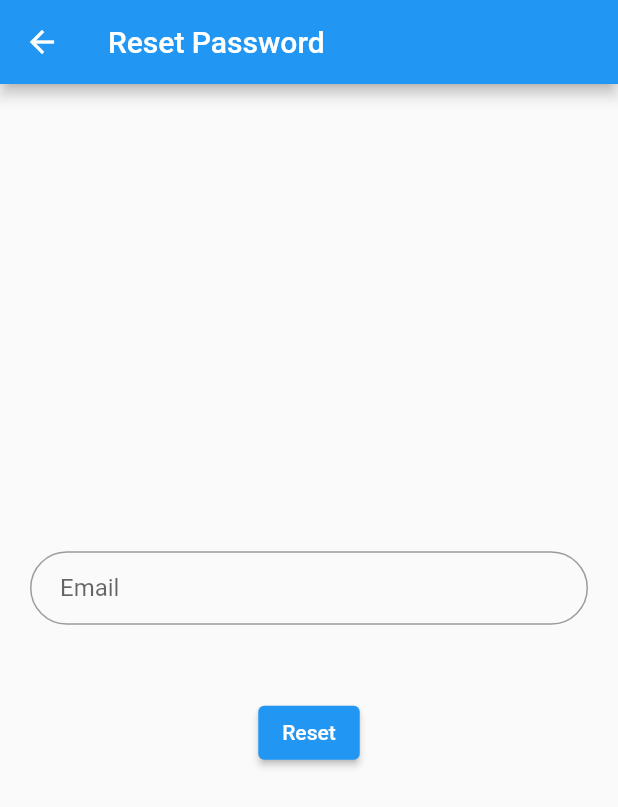
After one commit to WSTInterns/Leado, a Flutter app: the screen it shows after launch, after a tap on "Forgot Password?", on a phone screen of 412 x 824 dp. The commit adds this screen. Shown: the top 807 px of the screen. Run offline on Flutter 3.47's test engine with Material 2 defaults, Android fonts, the phone set to English and light mode, and no system bars; our stand-ins replace cloud_firestore, contacts_service, file_picker, firebase_auth, firebase_core, flutter_screenutil and 5 more; missing offline and left inert: dart:ffi; accounts and stored records are empty; Roboto replaces fonts that are missing (Helvetica).

Commit message:
reset password done

```diff
--- a/brew_crew/lib/main.dart
+++ b/brew_crew/lib/main.dart
@@ -1,3 +1,5 @@
+import 'package:brew_crew/screens/authenticate/login.dart';
+import 'package:brew_crew/screens/authenticate/resetPassword.dart';
 import 'package:brew_crew/screens/home/splash_screen.dart';
 import 'package:flutter/material.dart';
 import 'package:firebase_core/firebase_core.dart';
--- a/brew_crew/lib/screens/authenticate/login.dart
+++ b/brew_crew/lib/screens/authenticate/login.dart
@@ -1,4 +1,5 @@
 import 'package:brew_crew/models/loginuser.dart';
+import 'package:brew_crew/screens/authenticate/resetPassword.dart';
 import 'package:brew_crew/services/auth.dart';
 import 'package:flutter/material.dart';
 
@@ -75,33 +76,16 @@ class _Login extends State<Login> {
         },
         child: const Text('New? Register here as Admin'));
 
-    // final loginAnonymousButon = Material(
-    //   elevation: 5.0,
-    //   borderRadius: BorderRadius.circular(30.0),
-    //   color: Theme.of(context).primaryColor,
-    //   child: MaterialButton(
-    //     minWidth: MediaQuery.of(context).size.width,
-    //     padding: const EdgeInsets.fromLTRB(20.0, 15.0, 20.0, 15.0),
-    //     onPressed: () async {
-    //       dynamic result = await _auth.signInAnonymous();
+    final resetPasswordButton = Align(
+      alignment: Alignment.bottomRight,
+      child: TextButton(onPressed: (){
+        Navigator.push(context,
+        MaterialPageRoute(
+          builder:(context) => ResetPasswordScreen()));
+      }, child: const Text("Forgot Password?")),
+    );
 
-    //       if (result.uid == null) { //null means unsuccessfull authentication
-    //         showDialog(
-    //             context: context,
-    //             builder: (context) {
-    //               return AlertDialog(
-    //                 content: Text(result.code),
-    //               );
-    //             });
-    //       }
-    //     },
-    //     child: Text(
-    //       "Log in Anonymously",
-    //       style: TextStyle(color: Theme.of(context).primaryColorLight),
-    //       textAlign: TextAlign.center,
-    //     ),
-    //   ),
-    // );
+
 
     final loginEmailPasswordButon = Material(
       elevation: 5.0,
@@ -161,6 +145,7 @@ class _Login extends State<Login> {
                   txtbutton,
                   const SizedBox(height: 35.0),
                   loginEmailPasswordButon,
+                  resetPasswordButton,
                   const SizedBox(height: 15.0),
                 ],
               ),
@@ -171,3 +156,32 @@ class _Login extends State<Login> {
     );
   }
 }
+
+
+    // final loginAnonymousButon = Material(
+    //   elevation: 5.0,
+    //   borderRadius: BorderRadius.circular(30.0),
+    //   color: Theme.of(context).primaryColor,
+    //   child: MaterialButton(
+    //     minWidth: MediaQuery.of(context).size.width,
+    //     padding: const EdgeInsets.fromLTRB(20.0, 15.0, 20.0, 15.0),
+    //     onPressed: () async {
+    //       dynamic result = await _auth.signInAnonymous();
+
+    //       if (result.uid == null) { //null means unsuccessfull authentication
+    //         showDialog(
+    //             context: context,
+    //             builder: (context) {
+    //               return AlertDialog(
+    //                 content: Text(result.code),
+    //               );
+    //             });
+    //       }
+    //     },
+    //     child: Text(
+    //       "Log in Anonymously",
+    //       style: TextStyle(color: Theme.of(context).primaryColorLight),
+    //       textAlign: TextAlign.center,
+    //     ),
+    //   ),
+    // );
--- a/brew_crew/lib/screens/authenticate/register.dart
+++ b/brew_crew/lib/screens/authenticate/register.dart
@@ -95,6 +95,7 @@ class _Register extends State<Register>{
                     });
           }
           else{
+            print("registered successfully");
             Navigator.push(context,MaterialPageRoute(builder: (context) => RegisterScreen()),);
           }
           }
--- /dev/null
+++ b/brew_crew/lib/screens/authenticate/resetPassword.dart
@@ -0,0 +1,73 @@
+import 'package:brew_crew/screens/authenticate/login.dart';
+import 'package:firebase_auth/firebase_auth.dart';
+import 'package:flutter/material.dart';
+
+class ResetPasswordScreen extends StatefulWidget {
+  const ResetPasswordScreen({Key? key}) : super(key: key);
+
+  @override
+  State<ResetPasswordScreen> createState() => _ResetPasswordScreenState();
+}
+
+class _ResetPasswordScreenState extends State<ResetPasswordScreen> {
+  final emailController = TextEditingController();
+  final auth = FirebaseAuth.instance;
+
+  @override
+  Widget build(BuildContext context) {
+    return Scaffold(
+      appBar: AppBar(
+        title: Text("Reset Password"),
+      ),
+      body: Padding(
+        padding: const EdgeInsets.symmetric(horizontal: 20),
+        child: Column(
+          mainAxisAlignment: MainAxisAlignment.center,
+          crossAxisAlignment: CrossAxisAlignment.center,
+          children: [
+            TextFormField(
+              controller: emailController,
+              autofocus: false,
+              onChanged: (value) {
+                setState(() {});
+              },
+              validator: (value) {
+                if (value != null) {
+                  if (value.contains('@') && value.endsWith('.com')) {
+                    return null;
+                  }
+                  return 'Enter a Valid Email Address';
+                }
+              },
+              decoration: InputDecoration(
+                  contentPadding:
+                      const EdgeInsets.fromLTRB(20.0, 15.0, 20.0, 15.0),
+                  hintText: "Email",
+                  border: OutlineInputBorder(
+                      borderRadius: BorderRadius.circular(32.0))),
+            ),
+            SizedBox(
+              height: 48,
+            ),
+            ElevatedButton(
+                onPressed: () {
+                  try {
+                    auth.sendPasswordResetEmail(email: emailController.text)
+                        .then((value) {
+                      ScaffoldMessenger.of(context).showSnackBar(SnackBar(
+                          content: Text('Password reset email sent.')));
+                          Navigator.push(context,MaterialPageRoute(builder: (context) => Login()),);
+                    });
+                  } on Exception catch (e) {
+                    ScaffoldMessenger.of(context).showSnackBar(SnackBar(
+                        content: Text('Failed to reset password. $e')));
+                    print(e);
+                  }
+                },
+                child: Text("Reset"))
+          ],
+        ),
+      ),
+    );
+  }
+}
```
Also changed, not shown: brew_crew/lib/demu/demo.dart (deleted).
